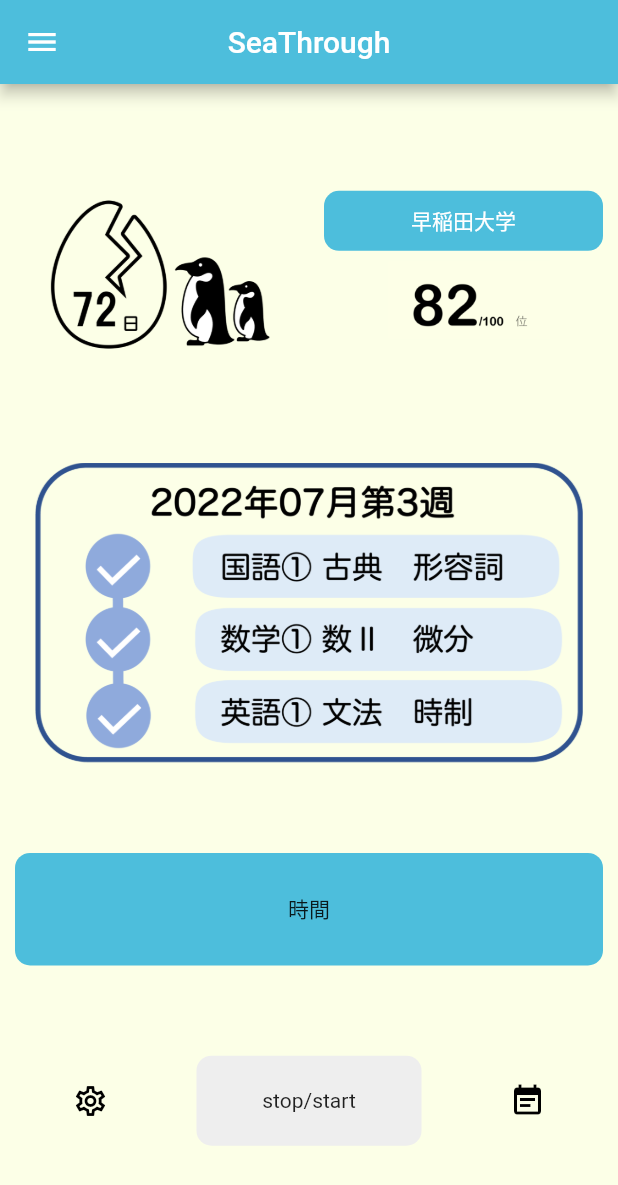
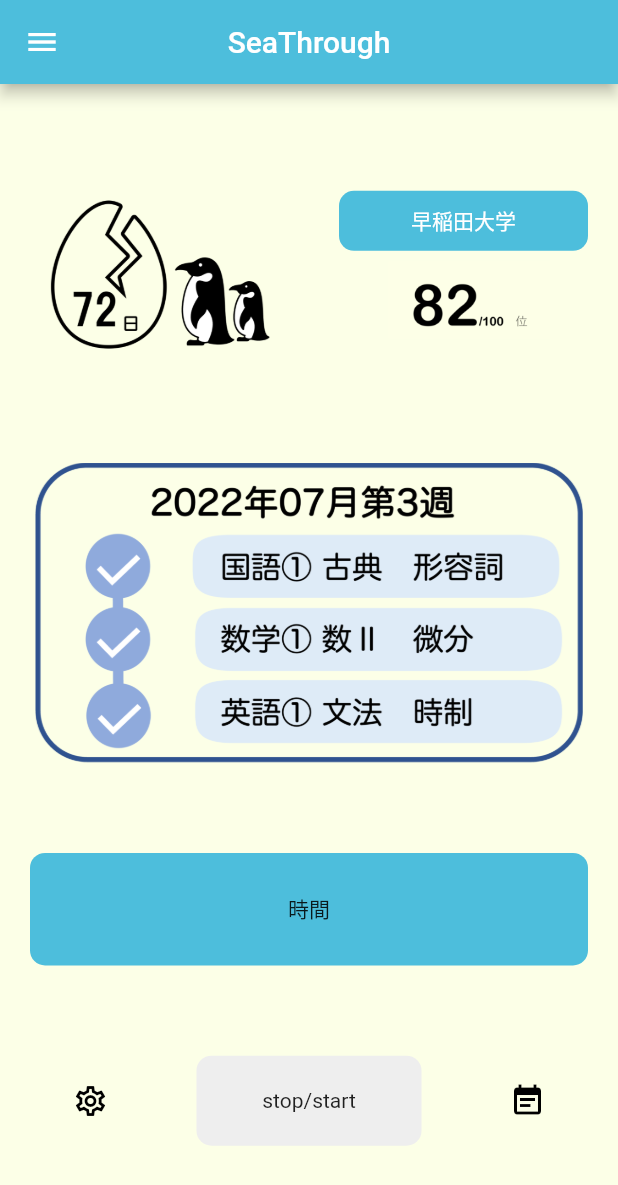
Before and after one commit to mon50/back_calculation, a Flutter app: the MainPage screen opened directly, on a phone screen of 412 x 824 dp. Shown: the top 1185 px of the screen. Run offline on Flutter 3.47's test engine with Material 2 defaults, Android fonts, the light colour scheme and no system bars; our stand-ins replace select_form_field.

Commit message:
早稲田大学と時間が書かれた青い幅を変更

```diff
--- a/lib/mainpage.dart
+++ b/lib/mainpage.dart
@@ -99,7 +99,7 @@ class _MainPageState extends State<MainPage> {
                       child: Align(
                         alignment: AlignmentDirectional(0, 0),
                         child: Padding(
-                          padding: EdgeInsetsDirectional.fromSTEB(10, 0, 10, 0),
+                          padding: EdgeInsetsDirectional.fromSTEB(20, 0, 20, 0),
                           child: Column(
                             mainAxisSize: MainAxisSize.max,
                             crossAxisAlignment: CrossAxisAlignment.stretch,
@@ -160,7 +160,7 @@ class _MainPageState extends State<MainPage> {
           ),
           //三行目
           Padding(
-            padding: EdgeInsetsDirectional.fromSTEB(10, 0, 10, 0),
+            padding: EdgeInsetsDirectional.fromSTEB(20, 0, 20, 0),
             child: Container(
               child: Center(child: Text('時間')),
               width: double.infinity,
```
